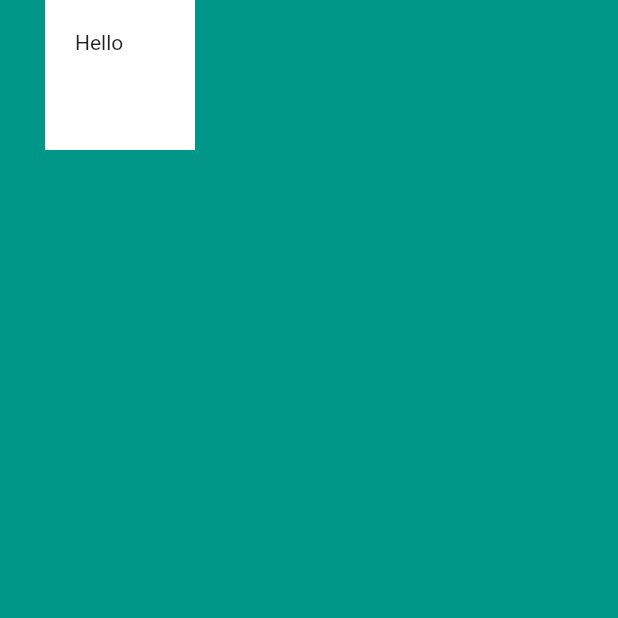
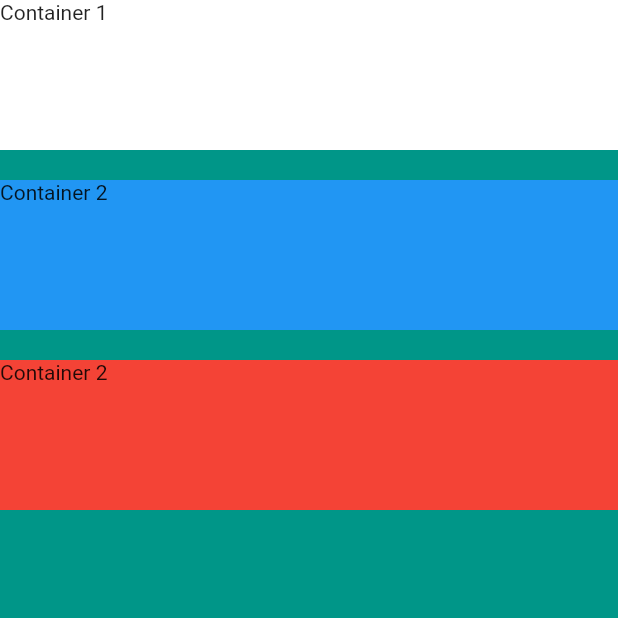
Before and after one commit to ElbertTse/Flutter-Udemy-Course, a Flutter app: the screen it shows after launch, on a phone screen of 412 x 824 dp, the top half of it. Run offline on Flutter 3.47's test engine with Material 2 defaults, Android fonts, the phone set to English and light mode, and no system bars.

Commit message:
Finished video 46

```diff
--- a/mi_card_flutter-master/lib/main.dart
+++ b/mi_card_flutter-master/lib/main.dart
@@ -5,8 +5,9 @@
 }
 
 // Need stateless widget to use hot reload. type stless so flutter makes it
- // containers take up as much space as possible by default. is a single child widget
-  // keeps stuff out of bezel of device
+// containers take up as much space as possible by default. is a single child widget
+// keeps stuff out of bezel of device
+// determines spacing, doesnt work with main axis size
 
 class MyApp extends StatelessWidget {
   @override
@@ -15,13 +16,30 @@
       home: Scaffold(
         backgroundColor: Colors.teal,
         body: SafeArea(
-          child: Container(
-            height: 100.0,
-            width: 100.0,
-            margin: EdgeInsets.only(left: 30.0),
-            padding: EdgeInsets.all(20.0),
-            color: Colors.white,
-            child: Text('Hello'),
+          child: Column(
+            crossAxisAlignment: CrossAxisAlignment.stretch,
+            children: <Widget>[
+              Container(
+                height: 100.0,
+                width: 100.0,
+                color: Colors.white,
+                child: Text('Container 1'),
+              ),
+              SizedBox(height: 20.0),
+              Container(
+                width: 100.0,
+                height: 100.0,
+                color: Colors.blue,
+                child: Text('Container 2'),
+              ),
+              SizedBox(height: 20.0),
+              Container(
+                width: 100.0,
+                height: 100.0,
+                color: Colors.red,
+                child: Text('Container 2'),
+              ),
+            ],
           ),
         ),
       ),
```
